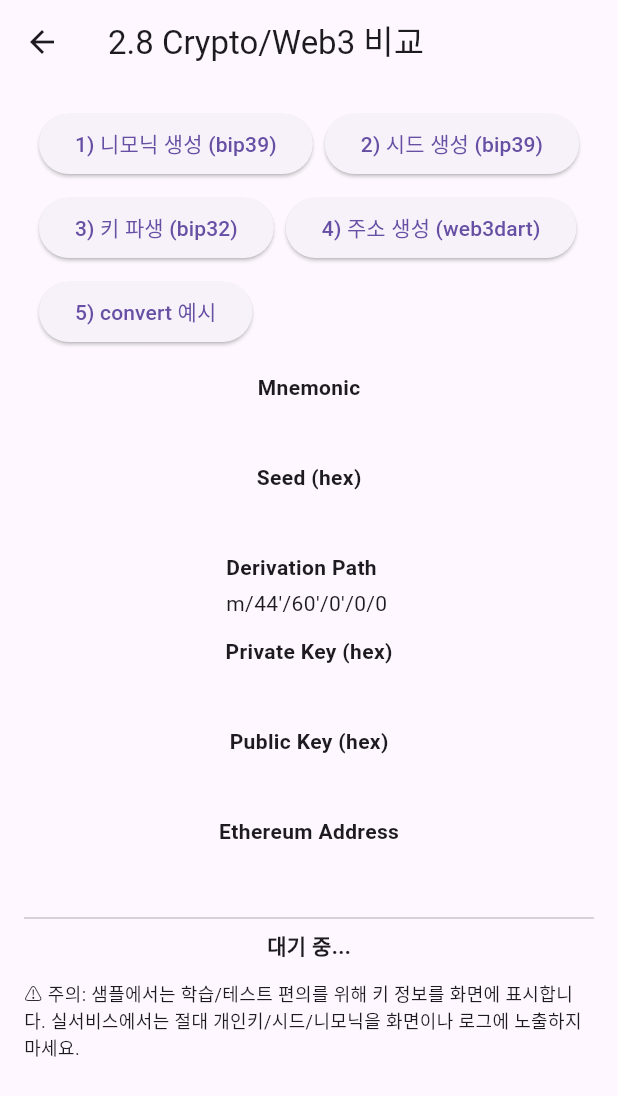
After one commit to okkosk10/flutter_test, a Flutter app: the CryptoComparePage screen opened by its route, on a phone screen of 412 x 824 dp. The commit adds this screen. Shown: the top 1096 px of the screen. Run offline on Flutter 3.47's test engine with Material 3 defaults, Android fonts, the phone set to English and light mode, and no system bars; our stand-ins replace auto_size_text, cached_network_image, connectivity_plus, convert, decimal, device_info_plus and 20 more; missing offline and left inert: advertising_id, bip32, bip39, games_services, restart_app, web3dart; accounts and stored records are empty.

Commit message:
컴퍼넌트 재활용 요소 추가

```diff
--- a/lib/main.dart
+++ b/lib/main.dart
@@ -78,6 +78,18 @@ class HomePage extends StatelessWidget {
             onPressed: () => Get.toNamed('/firebase'),
             child: const Text("Firebase 패키지 비교"),
           ),
+          ElevatedButton(
+            onPressed: () => Get.toNamed('/auth'),
+            child: const Text("auth 패키지 비교"),
+          ),
+          ElevatedButton(
+            onPressed: () => Get.toNamed('/crypto'),
+            child: const Text("crypto 패키지 비교"),
+          ),
+          ElevatedButton(
+            onPressed: () => Get.toNamed('/platform'),
+            child: const Text("platform 패키지 비교"),
+          ),
         ],
       ),
     );
--- /dev/null
+++ b/lib/pages/crypto_compare_page.dart
@@ -0,0 +1,202 @@
+import 'dart:typed_data';
+import 'package:flutter/material.dart';
+import 'package:web3dart/web3dart.dart';
+import 'package:bip39/bip39.dart' as bip39;
+import 'package:bip32/bip32.dart' as bip32;
+import 'package:convert/convert.dart' as convert;
+
+class CryptoComparePage extends StatefulWidget {
+  const CryptoComparePage({super.key});
+
+  @override
+  State<CryptoComparePage> createState() => _CryptoComparePageState();
+}
+
+class _CryptoComparePageState extends State<CryptoComparePage> {
+  String _mnemonic = '';
+  String _seedHex = '';
+  String _path = "m/44'/60'/0'/0/0"; // Ethereum 표준 경로
+  String _privKeyHex = '';
+  String _pubKeyHex = '';
+  String _ethAddress = '';
+  String _status = '대기 중...';
+
+  /// 1) bip39: 니모닉 생성
+  void _generateMnemonic() {
+    try {
+      final mnemonic = bip39.generateMnemonic(strength: 128); // 12 단어
+      setState(() {
+        _mnemonic = mnemonic;
+        _seedHex = '';
+        _privKeyHex = '';
+        _pubKeyHex = '';
+        _ethAddress = '';
+        _status = '니모닉 생성 완료';
+      });
+    } catch (e) {
+      setState(() => _status = '니모닉 생성 에러: $e');
+    }
+  }
+
+  /// 2) bip39: 시드 생성 (니모닉 → 시드)
+  void _mnemonicToSeed() {
+    try {
+      if (_mnemonic.isEmpty) {
+        setState(() => _status = '먼저 니모닉을 생성하세요.');
+        return;
+      }
+      final Uint8List seed = bip39.mnemonicToSeed(_mnemonic);
+      setState(() {
+        _seedHex = convert.hex.encode(seed);
+        _status = '시드 생성 완료';
+      });
+    } catch (e) {
+      setState(() => _status = '시드 생성 에러: $e');
+    }
+  }
+
+  /// 3) bip32: 경로 파생 (Root → m/44'/60'/0'/0/0)
+  void _deriveKeys() {
+    try {
+      if (_seedHex.isEmpty) {
+        setState(() => _status = '먼저 시드를 생성하세요.');
+        return;
+      }
+      final seed = Uint8List.fromList(convert.hex.decode(_seedHex));
+      final root = bip32.BIP32.fromSeed(seed); // secp256k1
+      final child = root.derivePath(_path);
+
+      if (child.privateKey == null || child.publicKey == null) {
+        setState(() => _status = '키 파생 실패: private/public key 없음');
+        return;
+      }
+
+      final privHex = convert.hex.encode(child.privateKey!);
+      final pubHex = convert.hex.encode(child.publicKey!);
+
+      setState(() {
+        _privKeyHex = privHex;
+        _pubKeyHex = pubHex;
+        _ethAddress = '';
+        _status = '경로 파생 완료';
+      });
+    } catch (e) {
+      setState(() => _status = '경로 파생 에러: $e');
+    }
+  }
+
+  /// 4) web3dart: 개인키 → 이더리움 주소
+  Future<void> _toEthereumAddress() async {
+    try {
+      if (_privKeyHex.isEmpty) {
+        setState(() => _status = '먼저 개인키를 파생하세요.');
+        return;
+      }
+      final creds = EthPrivateKey.fromHex(_privKeyHex);
+      final address = await creds.extractAddress(); // checksummed address
+      setState(() {
+        _ethAddress = address.hexEip55;
+        _status = '이더리움 주소 생성 완료';
+      });
+    } catch (e) {
+      setState(() => _status = '주소 생성 에러: $e');
+    }
+  }
+
+  /// convert 패키지 예시 (hex/base64 등)
+  void _convertExamples() {
+    try {
+      if (_privKeyHex.isEmpty) {
+        setState(() => _status = 'convert 예시는 개인키 파생 후 실행하세요.');
+        return;
+      }
+      // 예: hex → bytes → hex round-trip
+      final bytes = Uint8List.fromList(convert.hex.decode(_privKeyHex));
+      final backToHex = convert.hex.encode(bytes);
+      setState(() {
+        _status = 'convert 테스트: hex round-trip 동일 여부 = ${backToHex == _privKeyHex}';
+      });
+    } catch (e) {
+      setState(() => _status = 'convert 예시 에러: $e');
+    }
+  }
+
+  Widget _kv(String k, String v, {int max = 4}) {
+    // 긴 문자열은 앞/뒤만 표시
+    String shorten(String s) {
+      if (s.isEmpty) return '';
+      if (s.length <= 12 * max) return s;
+      final head = s.substring(0, 12 * max ~/ 2);
+      final tail = s.substring(s.length - 12 * max ~/ 2);
+      return '$head … $tail';
+    }
+
+    return Column(
+      crossAxisAlignment: CrossAxisAlignment.start,
+      children: [
+        Text(k, style: const TextStyle(fontWeight: FontWeight.bold)),
+        const SizedBox(height: 4),
+        SelectableText(shorten(v)),
+        const SizedBox(height: 12),
+      ],
+    );
+  }
+
+  @override
+  Widget build(BuildContext context) {
+    return Scaffold(
+      appBar: AppBar(title: const Text('2.8 Crypto/Web3 비교')),
+      body: SingleChildScrollView(
+        padding: const EdgeInsets.all(16),
+        child: Column(
+          children: [
+            Wrap(
+              spacing: 8,
+              runSpacing: 8,
+              children: [
+                ElevatedButton(
+                  onPressed: _generateMnemonic,
+                  child: const Text('1) 니모닉 생성 (bip39)'),
+                ),
+                ElevatedButton(
+                  onPressed: _mnemonicToSeed,
+                  child: const Text('2) 시드 생성 (bip39)'),
+                ),
+                ElevatedButton(
+                  onPressed: _deriveKeys,
+                  child: const Text('3) 키 파생 (bip32)'),
+                ),
+                ElevatedButton(
+                  onPressed: _toEthereumAddress,
+                  child: const Text('4) 주소 생성 (web3dart)'),
+                ),
+                ElevatedButton(
+                  onPressed: _convertExamples,
+                  child: const Text('5) convert 예시'),
+                ),
+              ],
+            ),
+            const SizedBox(height: 16),
+            _kv('Mnemonic', _mnemonic, max: 6),
+            _kv('Seed (hex)', _seedHex),
+            _kv('Derivation Path', _path, max: 2),
+            _kv('Private Key (hex)', _privKeyHex),
+            _kv('Public Key (hex)', _pubKeyHex),
+            _kv('Ethereum Address', _ethAddress, max: 2),
+            const Divider(),
+            Text(
+              _status,
+              style: const TextStyle(fontWeight: FontWeight.bold),
+            ),
+            const SizedBox(height: 12),
+            const Text(
+              '⚠️ 주의: 샘플에서는 학습/테스트 편의를 위해 키 정보를 화면에 표시합니다. '
+                  '실서비스에서는 절대 개인키/시드/니모닉을 화면이나 로그에 노출하지 마세요.',
+              style: TextStyle(fontSize: 12),
+            ),
+          ],
+        ),
+      ),
+    );
+  }
+}
--- a/lib/router/app_router.dart
+++ b/lib/router/app_router.dart
@@ -5,6 +5,9 @@ import '../pages/storage_compare_page.dart';
 import '../pages/ui_compare_page.dart';
 import '../pages/media_compare_page.dart';
 import '../pages/firebase_compare_page.dart';
+import '../pages/auth_compare_page.dart';
+import '../pages/crypto_compare_page.dart';
+import '../pages/platform_compare_page.dart';
 
 class AppRouter {
   static final routes = [
@@ -14,5 +17,8 @@ class AppRouter {
     GetPage(name: '/ui', page: () => const UiComparePage()),
     GetPage(name: '/media', page: () => const MediaComparePage()),
     GetPage(name: '/firebase', page: () => const FirebaseComparePage()),
+    GetPage(name: '/auth', page: () => const AuthComparePage()),
+    GetPage(name: '/crypto', page: () => const CryptoComparePage()),
+    GetPage(name: '/platform', page: () => const PlatformComparePage()),
   ];
 }
```
Also changed, not shown: lib/pages/auth_compare_page.dart (added, +103 -0 lines), lib/pages/platform_compare_page.dart (added, +138 -0 lines).
